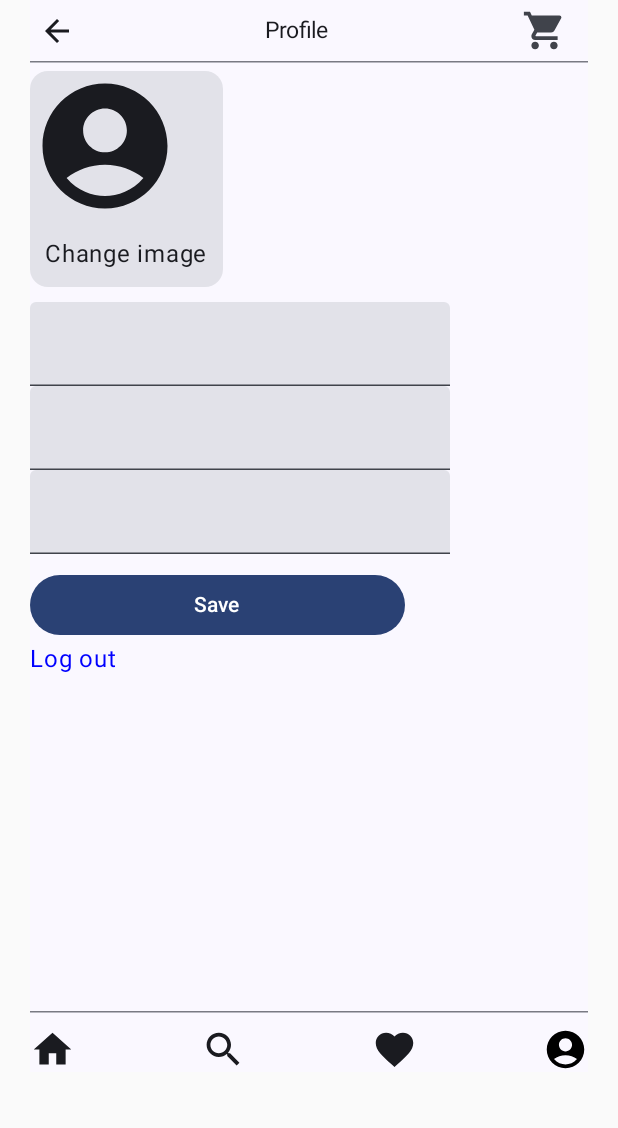
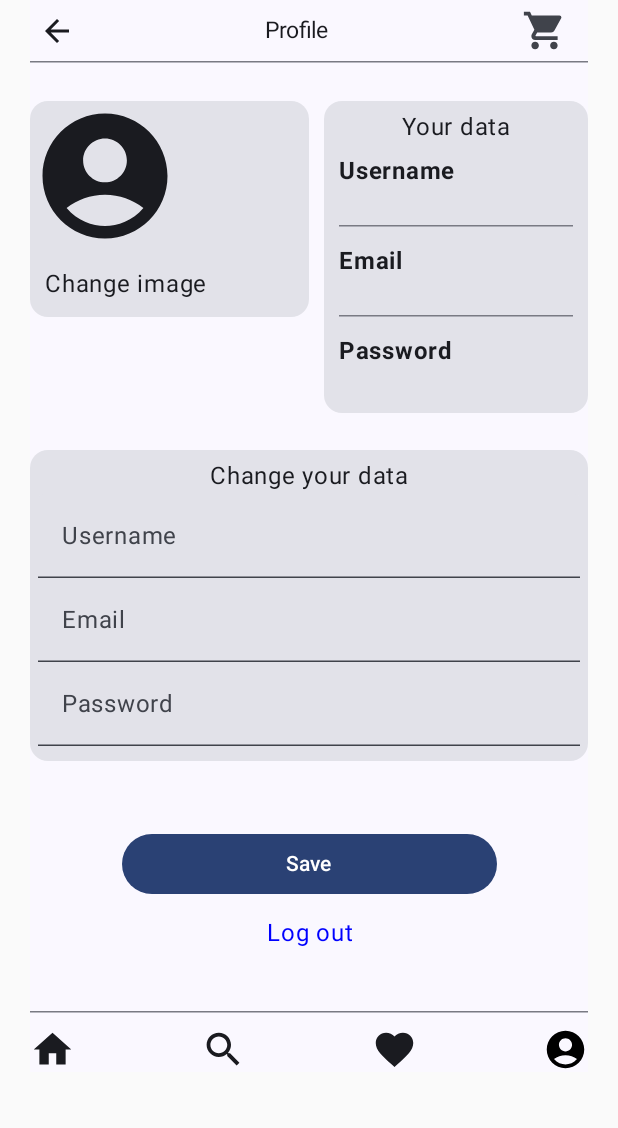
Before and after one commit to emepox/FunnyCreaturesApp, an Android app built with Jetpack Compose: the Profile screen opened through its navigation route, on a phone screen of 412 x 824 dp, the part 104-1232 px from its top. Run offline under Robolectric (Android 15) with nearby library versions, the light colour scheme and no system bars; our stand-ins replace Room's generated code.

Commit message:
Change user data - Ui & logic

```diff
--- a/app/src/main/java/com/example/funnycreaturesapp/db/room/UserDao.kt
+++ b/app/src/main/java/com/example/funnycreaturesapp/db/room/UserDao.kt
@@ -19,6 +19,19 @@ interface UserDao {
     @Query("SELECT * FROM user_table WHERE id = :id LIMIT 1")
     suspend fun getUserById(id: Int): UserSettings?
 
+    @Query("UPDATE user_table SET " +
+            "username = COALESCE(:username, username)," +
+            "email = COALESCE(:email, email)," +
+            "password = COALESCE(:password, password)" +
+            "WHERE id = :id"
+    )
+    suspend fun updateUserFields(
+        id: Int,
+        username: String?,
+        email: String?,
+        password: String?,
+    )
+
     @Update
     suspend fun updateUser(user: UserSettings)
 }
--- a/app/src/main/java/com/example/funnycreaturesapp/db/room/UserRepository.kt
+++ b/app/src/main/java/com/example/funnycreaturesapp/db/room/UserRepository.kt
@@ -10,7 +10,9 @@ class UserRepository(private val userDao: UserDao) {
         userDao.getUser(username, password)
 
     suspend fun getUserById(id: Int): UserSettings? = userDao.getUserById(id)
-    private suspend fun updateUser(user: UserSettings) = userDao.updateUser(user)
+    suspend fun updateUserFields(id: Int, username: String?, email: String?, password: String?) =
+        userDao.updateUserFields(id, username, email, password)
+
     suspend fun updateCart(userId: Int, newCartList: List<ArticleInCartModel>) {
         userDao.getUserById(userId)?.let { user ->
             userDao.updateUser(user.copy(cart = newCartList))
--- a/app/src/main/java/com/example/funnycreaturesapp/ui/screens/Favourites.kt
+++ b/app/src/main/java/com/example/funnycreaturesapp/ui/screens/Favourites.kt
@@ -1,7 +1,12 @@
 package com.example.funnycreaturesapp.ui.screens
 
+import androidx.compose.foundation.layout.fillMaxWidth
+import androidx.compose.foundation.layout.padding
+import androidx.compose.material3.Text
 import androidx.compose.runtime.Composable
 import androidx.compose.ui.Modifier
+import androidx.compose.ui.text.style.TextAlign
+import androidx.compose.ui.unit.dp
 import com.example.funnycreaturesapp.models.ArticleUI
 import com.example.funnycreaturesapp.ui.common.Articles
 
@@ -12,6 +17,15 @@ fun Favourites(
     onFavouriteClicked: (ArticleUI) -> Unit,
     modifier: Modifier = Modifier
 ) {
+    if(favouriteArticles.isEmpty()) {
+        Text(
+            text = "You don't have favourites yet",
+            textAlign = TextAlign.Center,
+            modifier = Modifier
+                .fillMaxWidth()
+                .padding(top = 20.dp)
+        )
+    }
     Articles(
         articles = favouriteArticles,
         onItemClicked = { onItemClicked() },
--- a/app/src/main/java/com/example/funnycreaturesapp/ui/screens/Profile.kt
+++ b/app/src/main/java/com/example/funnycreaturesapp/ui/screens/Profile.kt
@@ -1,7 +1,11 @@
 package com.example.funnycreaturesapp.ui.screens
 
 import androidx.compose.foundation.clickable
+import androidx.compose.foundation.layout.Arrangement
 import androidx.compose.foundation.layout.Column
+import androidx.compose.foundation.layout.Row
+import androidx.compose.foundation.layout.fillMaxSize
+import androidx.compose.foundation.layout.fillMaxWidth
 import androidx.compose.foundation.layout.padding
 import androidx.compose.foundation.layout.size
 import androidx.compose.foundation.layout.width
@@ -9,6 +13,7 @@ import androidx.compose.material.icons.Icons
 import androidx.compose.material.icons.filled.AccountCircle
 import androidx.compose.material3.Button
 import androidx.compose.material3.Card
+import androidx.compose.material3.HorizontalDivider
 import androidx.compose.material3.Icon
 import androidx.compose.material3.Text
 import androidx.compose.material3.TextField
@@ -18,8 +23,11 @@ import androidx.compose.runtime.mutableStateOf
 import androidx.compose.runtime.remember
 import androidx.compose.runtime.rememberCoroutineScope
 import androidx.compose.runtime.setValue
+import androidx.compose.ui.Alignment
 import androidx.compose.ui.Modifier
 import androidx.compose.ui.graphics.Color
+import androidx.compose.ui.text.font.FontWeight
+import androidx.compose.ui.text.style.TextAlign
 import androidx.compose.ui.unit.dp
 import com.example.funnycreaturesapp.models.UserSettings
 import com.example.funnycreaturesapp.ui.viewModels.UserSettingsViewModel
@@ -34,13 +42,26 @@ fun Profile(
 ) {
 
     val scope = rememberCoroutineScope()
+
     var username by remember { mutableStateOf("") }
     var email by remember { mutableStateOf("") }
     var password by remember { mutableStateOf("") }
 
-    Column {
+    Column(
+        verticalArrangement = Arrangement.SpaceBetween,
+        horizontalAlignment = Alignment.CenterHorizontally,
+        modifier = modifier
+            .fillMaxSize()
+            .padding(vertical = 20.dp)
+    ) {
+        Row(
+            horizontalArrangement = Arrangement.SpaceBetween,
+            modifier = Modifier.fillMaxWidth()
+        ) {
             Card(
-            modifier = Modifier.padding(bottom = 10.dp)
+                modifier = Modifier
+                    .fillMaxWidth()
+                    .weight(1f)
             ) {
                 Icon(
                     imageVector = Icons.Filled.AccountCircle,
@@ -54,20 +75,107 @@ fun Profile(
                         .clickable { } // TODO
                 )
             }
+            activeUser?.let {
+                Card(
+                    modifier = Modifier
+                        .fillMaxWidth()
+                        .weight(1f)
+                        .padding(start = 10.dp)
+                ) {
+
+                    Text(
+                        text = "Your data",
+                        textAlign = TextAlign.Center,
+                        modifier = Modifier
+                            .fillMaxWidth()
+                            .padding(top = 5.dp)
+                    )
+                    Column(modifier = Modifier.padding(vertical = 5.dp, horizontal = 10.dp)) {
+                        Text(
+                            text = "Username",
+                            fontWeight = FontWeight.Bold,
+                        )
+                        Text(
+                            text = activeUser.username ?: username
+                        )
+                        HorizontalDivider()
+                    }
+
+                    Column(modifier = Modifier.padding(vertical = 5.dp, horizontal = 10.dp)) {
+                        Text(
+                            text = "Email",
+                            fontWeight = FontWeight.Bold,
+                        )
+                        Text(
+                            text = activeUser.email ?: email
+                        )
+                        HorizontalDivider()
+                    }
+                    Column(modifier = Modifier.padding(vertical = 5.dp, horizontal = 10.dp)) {
+                        Text(
+                            text = "Password",
+                            fontWeight = FontWeight.Bold,
+                        )
+                        Text(
+                            text = activeUser.password ?: password
+                        )
+                    }
+
+                }
+            }
+        }
+
+        Card(
+            modifier = Modifier
+        ) {
+            Text(
+                text = "Change your data",
+                textAlign = TextAlign.Center,
+                modifier = Modifier
+                    .fillMaxWidth()
+                    .padding(top = 5.dp)
+            )
             TextField(
-            value = activeUser?.username ?: username,
-            onValueChange = { username = it })
+                value = username,
+                onValueChange = { username = it },
+                placeholder = { Text(text = "Username") },
+                modifier = Modifier
+                    .fillMaxWidth()
+                    .padding(horizontal = 5.dp)
+            )
             TextField(
-            value = activeUser?.email ?: email,
-            onValueChange = { email = it })
+                value = email,
+                onValueChange = { email = it },
+                placeholder = { Text(text = "Email") },
+                modifier = Modifier
+                    .fillMaxWidth()
+                    .padding(horizontal = 5.dp)
+
+            )
             TextField(
-            value = activeUser?.password ?: password,
-            onValueChange = { password = it })
+                value = password,
+                onValueChange = { password = it },
+                placeholder = { Text(text = "Password") },
+                modifier = Modifier
+                    .fillMaxWidth()
+                    .padding(start = 5.dp, end = 5.dp, bottom = 10.dp)
+            )
+        }
+
+        Column(
+            verticalArrangement = Arrangement.Center,
+            horizontalAlignment = Alignment.CenterHorizontally,
+            modifier = Modifier
+                .padding(vertical = 10.dp)
+                .fillMaxWidth()
+        ) {
             Button(
                 onClick = {
                     scope.launch {
-                    viewModel.signUp(
-                        username, password, email
+                        viewModel.saveNewData(
+                            username = username,
+                            email = email,
+                            password = password,
                         )
                     }
                 },
@@ -80,7 +188,9 @@ fun Profile(
             Text(
                 text = "Log out",
                 color = Color.Blue,
+                textAlign = TextAlign.Center,
                 modifier = Modifier
+                    .padding(vertical = 10.dp)
                     .clickable {
                         scope.launch {
                             viewModel.logOut()
@@ -90,3 +200,4 @@ fun Profile(
             )
         }
     }
+}
--- a/app/src/main/java/com/example/funnycreaturesapp/ui/viewModels/UserSettingsViewModel.kt
+++ b/app/src/main/java/com/example/funnycreaturesapp/ui/viewModels/UserSettingsViewModel.kt
@@ -8,6 +8,7 @@ import com.example.funnycreaturesapp.models.UserSettings
 import com.example.funnycreaturesapp.db.dataStore.SessionManager
 import com.example.funnycreaturesapp.db.room.AppDatabase
 import com.example.funnycreaturesapp.db.room.UserRepository
+import kotlinx.coroutines.flow.first
 
 class UserSettingsViewModel(application: Application) : AndroidViewModel(application) {
 
@@ -45,6 +46,18 @@ class UserSettingsViewModel(application: Application) : AndroidViewModel(applica
         sessionManager.clearSession()
     }
 
+    suspend fun saveNewData(username: String, email: String, password: String) {
+        sessionManager.userSession.first()?.run {
+            userRepository.updateUserFields(
+                id = this,
+                username = username.ifEmpty { null },
+                email = email.ifEmpty { null },
+                password = password.ifEmpty { null },
+            )
+        }
+    }
+
+
     companion object {
         fun userCredentialsViewModelFactory(application: Application): ViewModelProvider.Factory {
             return object : ViewModelProvider.Factory {
```
Lines whose indentation alone changed are shown as unchanged.
